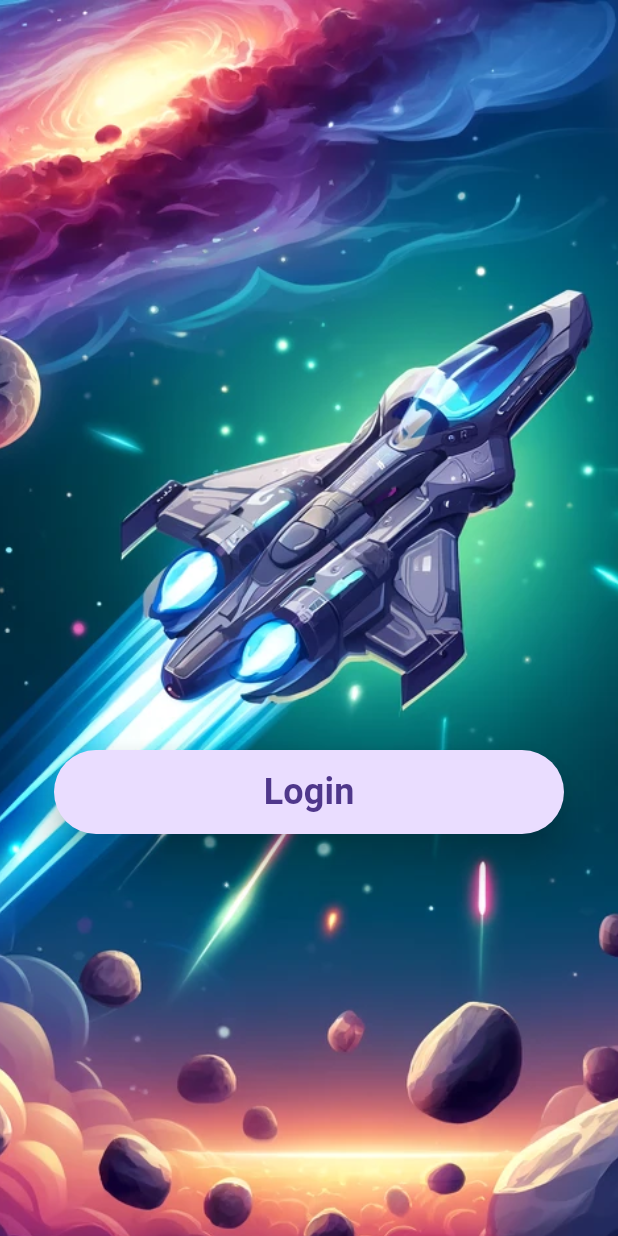
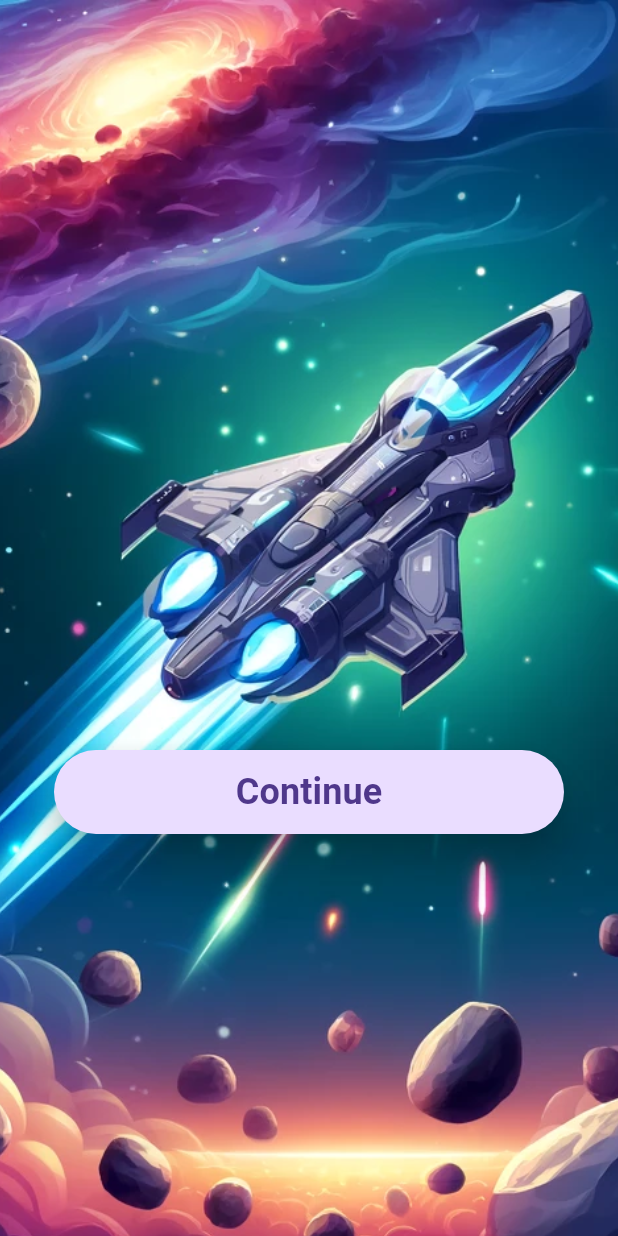
Before and after one commit to MichaelHiszpanski/space_galaxy_shooter, a Flutter app: the screen it shows after launch, on a phone screen of 412 x 824 dp. Run offline on Flutter 3.47's test engine with Material 3 defaults, Android fonts, the phone set to English and light mode, and no system bars; missing offline and left inert: flame.

```diff
--- a/lib/main.dart
+++ b/lib/main.dart
@@ -17,7 +17,9 @@ class MainApp extends StatelessWidget {
       home: const SplashScreen(),
       routes: {
         '/space_galaxy_shooter/screens/login/login_screen': (context) =>
-            const LoginScreen()
+            const LoginScreen(),
+        '/space_galaxy_shooter/screens/game_play/game_play_screen': (context) =>
+            GamePlayScreen()
       },
     );
   }
--- /dev/null
+++ b/lib/space_galaxy_shooter/components/ui/custom_floating_button/custom_floating_button.dart
@@ -0,0 +1,35 @@
+import 'package:flutter/material.dart';
+
+class CustomFloatingButton extends StatefulWidget {
+  final String buttonName;
+  final VoidCallback onPressed;
+
+  const CustomFloatingButton(
+      {Key? key, required this.onPressed, required this.buttonName})
+      : super(key: key);
+
+  @override
+  State<CustomFloatingButton> createState() => _CustomFloatingButtonState();
+}
+
+class _CustomFloatingButtonState extends State<CustomFloatingButton> {
+  @override
+  Widget build(BuildContext context) {
+    return FloatingActionButton.extended(
+      onPressed: widget.onPressed,
+      label: Container(
+        alignment: Alignment.center,
+        height: 300.0,
+        width: 300.0,
+        child: Text(
+          widget.buttonName,
+          style: const TextStyle(fontSize: 24, fontWeight: FontWeight.bold),
+        ),
+      ),
+      shape: RoundedRectangleBorder(
+        borderRadius: BorderRadius.circular(100.0),
+      ),
+      elevation: 10.0,
+    );
+  }
+}
--- a/lib/space_galaxy_shooter/screens/splash/splash_screen.dart
+++ b/lib/space_galaxy_shooter/screens/splash/splash_screen.dart
@@ -1,4 +1,5 @@
 import 'package:flutter/material.dart';
+import 'package:space_galaxy_shooter/space_galaxy_shooter/components/ui/custom_floating_button/custom_floating_button.dart';
 import 'package:space_galaxy_shooter/space_galaxy_shooter/game_utils/game_config/game_configuration.dart';
 import 'package:space_galaxy_shooter/space_galaxy_shooter/screens/login/login_screen.dart';
 
@@ -40,22 +41,9 @@ class _SplashScreenState extends State<SplashScreen> {
                 height: 500.0,
               ),
               if (isLoginViewVisible)
-                FloatingActionButton.extended(
-                  onPressed: () => _navigateToPlayGame(context),
-                  label: Container(
-                    alignment: Alignment.center,
-                    height: 300.0,
-                    width: 300.0,
-                    child: const Text(
-                      "Login",
-                      style:
-                          TextStyle(fontSize: 24, fontWeight: FontWeight.bold),
-                    ),
-                  ),
-                  shape: RoundedRectangleBorder(
-                      borderRadius: BorderRadius.circular(100.0)),
-                  elevation: 10.0,
-                ),
+                CustomFloatingButton(
+                    onPressed: () => _navigateToLoginScreen(context),
+                    buttonName: "Continue")
             ],
           ),
         )
@@ -63,7 +51,7 @@ class _SplashScreenState extends State<SplashScreen> {
     ));
   }
 
-  void _navigateToPlayGame(BuildContext context) {
+  void _navigateToLoginScreen(BuildContext context) {
     Navigator.push(
       context,
       MaterialPageRoute(builder: (context) => LoginScreen()),
```
Also changed, not shown: lib/space_galaxy_shooter/components/ui/outlined_text_field/outlined_text_field.dart (added, +37 -0 lines), lib/space_galaxy_shooter/screens/login/login_screen.dart (+61 -5 lines), assets/images/login.png (added), assets/images/login2.png (added).
